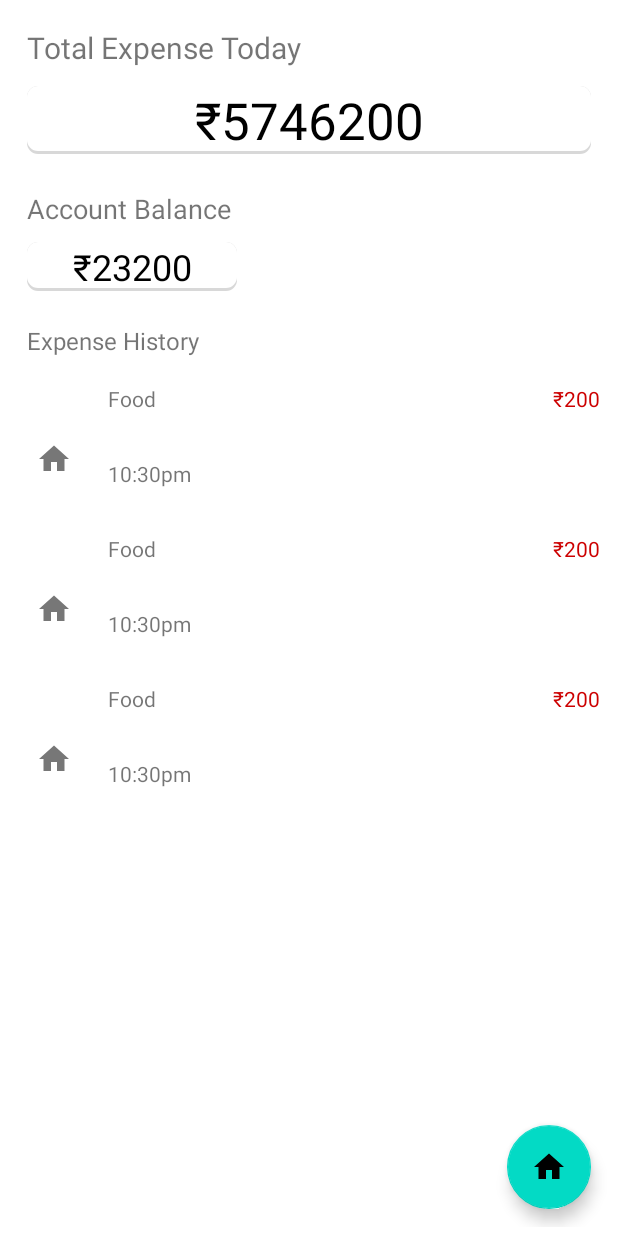
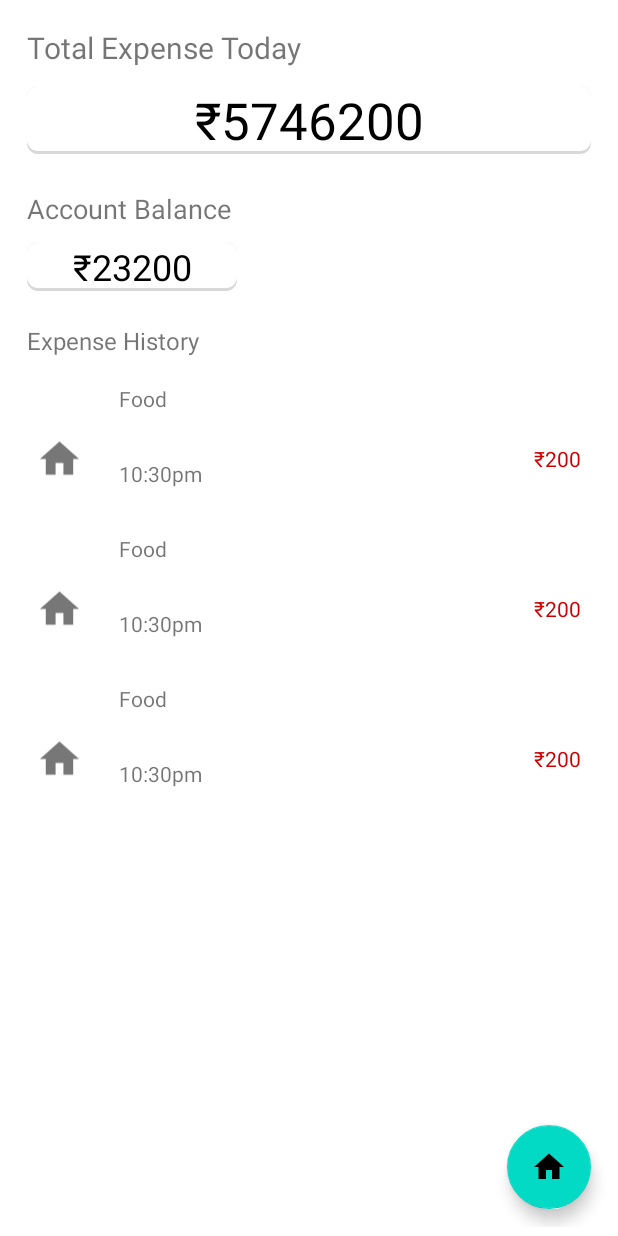
Before and after one commit to Sarath-Sivakumar/Fury, an Android app: the layout fragment_exp__tracker.xml on its own in the app's theme, with its tools: preview values and no code run, on a phone screen of 412 x 824 dp. Run offline under Robolectric (Android 15) with nearby library versions, the phone set to English and light mode, and no system bars; Roboto replaces fonts that are not available here.

Commit message:
exp_list_edit

```diff
--- a/app/src/main/res/layout/exp_list_item.xml
+++ b/app/src/main/res/layout/exp_list_item.xml
@@ -6,8 +6,9 @@
 
     <ImageView
         android:id="@+id/itemIcon"
-        android:layout_width="wrap_content"
+        android:layout_width="0dp"
         android:layout_height="match_parent"
+        android:layout_weight="0.2"
         android:padding="12dp"
         android:src="@drawable/ic_home" />
 
@@ -39,10 +40,12 @@
     </LinearLayout>
 
     <TextView
-        android:layout_width="wrap_content"
+        android:layout_width="0dp"
         android:layout_height="match_parent"
         android:text="₹200"
-        android:layout_gravity="center"
+        android:textAlignment="center"
+        android:layout_weight=".2"
+        android:gravity="center"
         android:textColor="@android:color/holo_red_dark"/>
 
 </LinearLayout>
```
